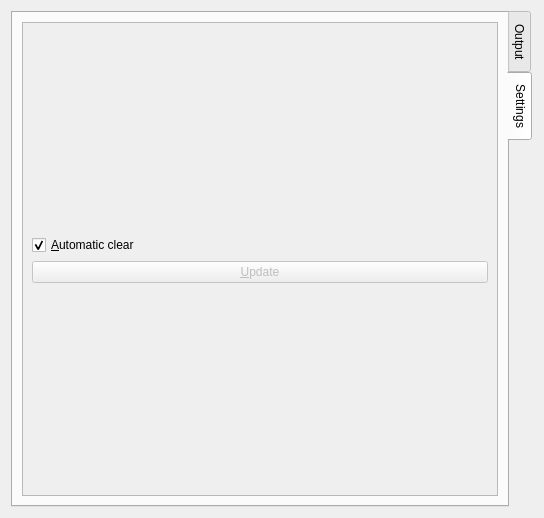
Above: src/frontends/qt4/ui/ProgressViewUi.ui from cburschka/lyx before the change. Below: the same form after it.
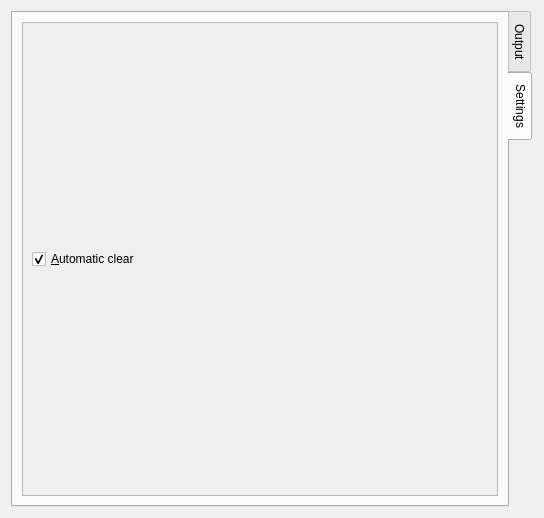
That is the form after the change.

Commit message: PregressGuiView -  resave in old designer, no update button needed.

Patch:
```diff
--- a/src/frontends/qt4/ui/ProgressViewUi.ui
+++ b/src/frontends/qt4/ui/ProgressViewUi.ui
@@ -103,12 +103,12 @@
          <property name="widgetResizable">
           <bool>true</bool>
          </property>
-         <widget class="QWidget" name="scrollAreaWidgetContents">
-          <property name="geometry">
+         <widget class="QWidget" name="scrollAreaWidgetContents" >
+          <property name="geometry" >
            <rect>
             <x>0</x>
             <y>0</y>
-            <width>482</width>
+            <width>480</width>
             <height>474</height>
            </rect>
           </property>
@@ -128,16 +128,6 @@
                </property>
               </widget>
              </item>
-             <item>
-              <widget class="QPushButton" name="updatePB">
-               <property name="enabled">
-                <bool>false</bool>
-               </property>
-               <property name="text">
-                <string>&amp;Update</string>
-               </property>
-              </widget>
-             </item>
             </layout>
            </item>
           </layout>
```
Left out of the diff: 85 changed lines with no effect on the pictures.
